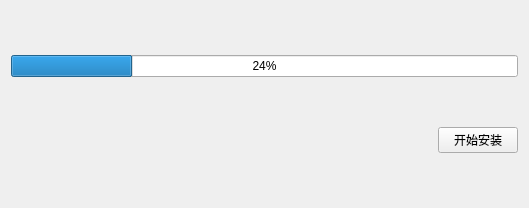
Old version of the form Updater.ui in the repository RunnanZhang/Updater.
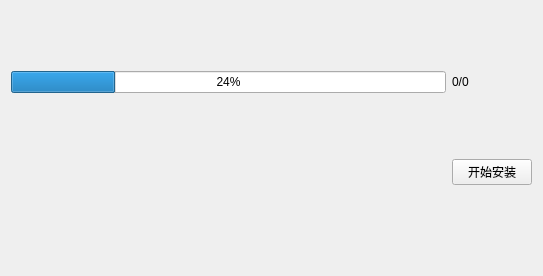
New version of the form. The open tabs and pages were chosen to show the change.

The edit to the form file:
```diff
--- a/Updater.ui
+++ b/Updater.ui
@@ -6,17 +6,14 @@
    <rect>
     <x>0</x>
     <y>0</y>
-    <width>529</width>
-    <height>208</height>
+    <width>543</width>
+    <height>276</height>
    </rect>
   </property>
   <property name="windowTitle">
    <string>Updater</string>
   </property>
   <layout class="QVBoxLayout" name="verticalLayout">
-   <property name="spacing">
-    <number>0</number>
-   </property>
    <property name="leftMargin">
     <number>0</number>
    </property>
@@ -36,19 +33,6 @@
      </property>
      <widget class="QWidget" name="infoPage">
       <layout class="QGridLayout" name="gridLayout">
-       <item row="1" column="0" colspan="2">
-        <spacer name="horizontalSpacer">
-         <property name="orientation">
-          <enum>Qt::Horizontal</enum>
-         </property>
-         <property name="sizeHint" stdset="0">
-          <size>
-           <width>404</width>
-           <height>20</height>
-          </size>
-         </property>
-        </spacer>
-       </item>
        <item row="1" column="2">
         <widget class="QPushButton" name="downloadBtn">
          <property name="text">
@@ -56,6 +40,19 @@
          </property>
         </widget>
        </item>
+       <item row="1" column="0" colspan="2">
+        <spacer name="horizontalSpacer">
+         <property name="orientation">
+          <enum>Qt::Horizontal</enum>
+         </property>
+         <property name="sizeHint" stdset="0">
+          <size>
+           <width>404</width>
+           <height>20</height>
+          </size>
+         </property>
+        </spacer>
+       </item>
        <item row="0" column="0" colspan="3">
         <widget class="QTextEdit" name="updateInfo"/>
        </item>
@@ -63,30 +60,37 @@
      </widget>
      <widget class="QWidget" name="downloadPage">
       <layout class="QGridLayout" name="gridLayout_2">
-       <item row="0" column="0" colspan="2">
+       <item row="3" column="1">
+        <widget class="QPushButton" name="installBtn">
+         <property name="text">
+          <string>开始安装</string>
+         </property>
+        </widget>
+       </item>
+       <item row="3" column="0">
+        <spacer name="horizontalSpacer_2">
+         <property name="orientation">
+          <enum>Qt::Horizontal</enum>
+         </property>
+         <property name="sizeHint" stdset="0">
+          <size>
+           <width>404</width>
+           <height>20</height>
+          </size>
+         </property>
+        </spacer>
+       </item>
+       <item row="0" column="0">
         <widget class="QProgressBar" name="progressBar">
          <property name="value">
           <number>24</number>
          </property>
         </widget>
        </item>
-       <item row="1" column="0">
-        <spacer name="horizontalSpacer_2">
-         <property name="orientation">
-          <enum>Qt::Horizontal</enum>
-         </property>
-         <property name="sizeHint" stdset="0">
-          <size>
-           <width>404</width>
-           <height>20</height>
-          </size>
-         </property>
-        </spacer>
-       </item>
-       <item row="1" column="1">
-        <widget class="QPushButton" name="installBtn">
+       <item row="0" column="1">
+        <widget class="QLabel" name="progressLabel">
          <property name="text">
-          <string>开始安装</string>
+          <string>0/0</string>
          </property>
         </widget>
        </item>
@@ -94,6 +98,13 @@
      </widget>
     </widget>
    </item>
+   <item>
+    <widget class="QLabel" name="stateLabel">
+     <property name="text">
+      <string/>
+     </property>
+    </widget>
+   </item>
   </layout>
  </widget>
  <layoutdefault spacing="6" margin="11"/>
```
